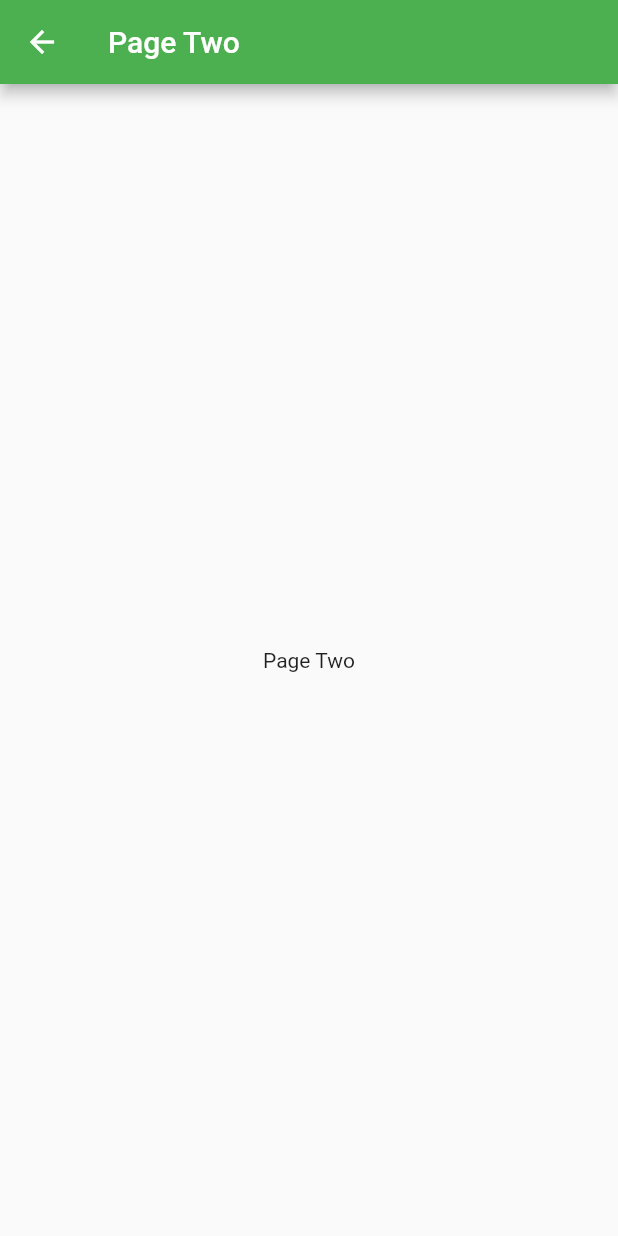
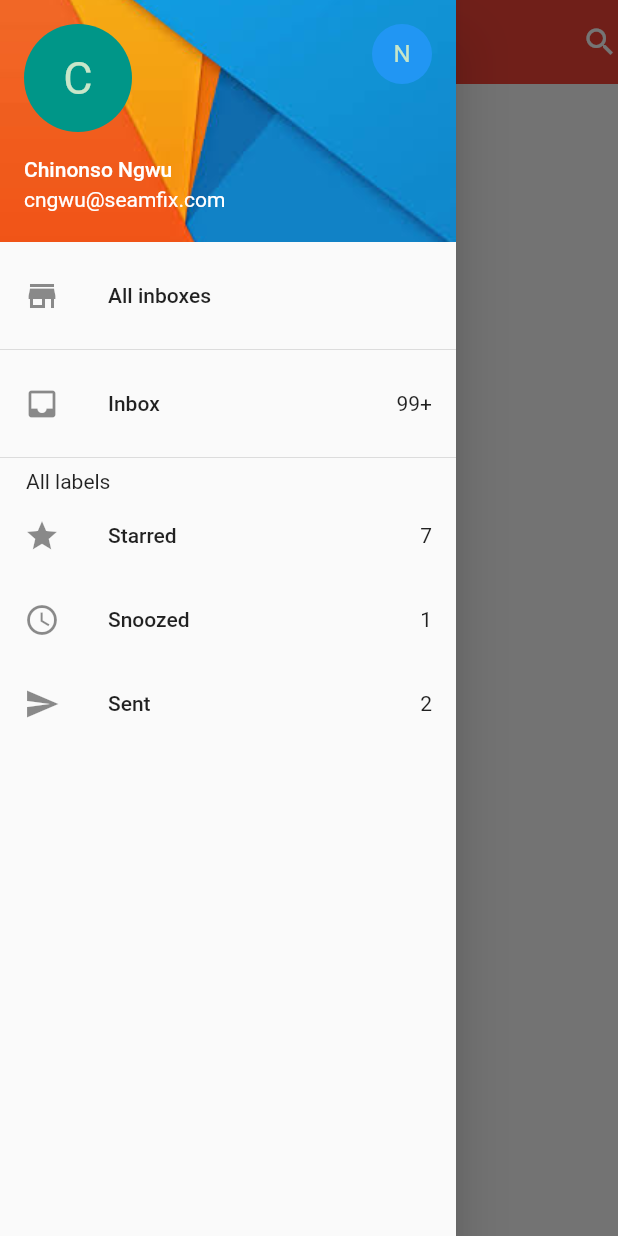
Before and after one commit to MrSCAN/Navigator-App, a Flutter app: the Page2 screen opened directly, with the side drawer open (before the commit the screen has no drawer), on a phone screen of 412 x 824 dp. Run offline on Flutter 3.47's test engine with Material 2 defaults, Android fonts, the phone set to English and light mode, and no system bars.

Commit message:
Starting to clone Gmail

```diff
--- a/lib/page_two.dart
+++ b/lib/page_two.dart
@@ -1,19 +1,122 @@
+import 'package:flutter/foundation.dart';
 import 'package:flutter/material.dart';
+import 'package:navigationanddrawerapp/new_page.dart';
+import 'package:navigationanddrawerapp/page_two.dart';
 
-class Page2 extends StatelessWidget {
-  final String title;
+void main() => runApp(new MyApp());
+
+class MyApp extends StatelessWidget {
+  // This widget is the root of your application.
+  @override
+  Widget build(BuildContext context) {
+    return new MaterialApp(
+        debugShowCheckedModeBanner: false,
+        title: 'Flutter Demo',
+        theme: new ThemeData(
+          primarySwatch: Colors.green,
+          primaryColor: defaultTargetPlatform == TargetPlatform.iOS
+              ? Colors.grey[50]
+              : null,
+        ),
+        home: Page2(title: 'Sent Mail'),
+        routes: <String, WidgetBuilder>{
+          "/a": (BuildContext context) => new NewPage(title: "Status"),
+        });
+  }
+}
+
+class Page2 extends StatefulWidget {
+  var title;
 
   Page2({Key key, this.title});
 
   @override
+  _Page2State createState() => _Page2State();
+}
+
+class _Page2State extends State<Page2> {
+  @override
   Widget build(BuildContext context) {
-    return Scaffold(
+    return new Scaffold(
       appBar: new AppBar(
-        title: new Text(title),
+        title: new Text('Sent'),
+        elevation: defaultTargetPlatform == TargetPlatform.android ? 0.0 : 0.0,
+        backgroundColor: Colors.red[500],
+        actions: <Widget>[
+          new Icon(Icons.search),
+        ],
+      ),
+      drawer: new Drawer(
+        child: new ListView(
+          children: <Widget>[
+            new UserAccountsDrawerHeader(
+              decoration: new BoxDecoration(
+                image: new DecorationImage(image: new AssetImage("images/drawer1.jpg"),
+                  fit: BoxFit.cover,
+                ),
+              ),
+              accountName: new Text('Chinonso Ngwu'),
+              accountEmail: new Text('cngwu@seamfix.com'),
+              currentAccountPicture: new CircleAvatar(
+                backgroundColor: Colors.teal,
+                child: new Text(
+                  'C',
+                  style: new TextStyle(
+                    fontSize: 30.0,
+                  ),
+                ),
+              ),
+              otherAccountsPictures: <Widget>[
+                new CircleAvatar(
+                  child: new Text('N'),
+                  backgroundColor: Colors.blue,
+                ),
+              ],
+            ),
+            new ListTile(
+              leading: new Icon(Icons.store),
+              title: new Text('All inboxes'),
+              onTap: () => Navigator.of(context).pushNamed('/a'),
+            ),
+            new Divider(),
+            new ListTile(
+              leading: new Icon(Icons.inbox),
+              title: new Text('Inbox'),
+              trailing: new Text("99+"),
+              enabled: true,
+            ),
+            new Divider(),
+            new Text('     All labels'),
+            new ListTile(
+              leading: new Icon(Icons.star),
+              title: new Text('Starred'),
+              trailing: new Text("7"),
+              enabled: true,
+            ),
+            new ListTile(
+              leading: new Icon(Icons.access_time),
+              title: new Text('Snoozed'),
+              trailing: new Text("1"),
+              enabled: true,
+            ),
+
+            new ListTile(
+              leading: new Icon(Icons.send),
+              title: new Text('Sent'),
+              trailing: new Text('2'),
+              onTap: () {
+                Navigator.pop(context);
+                Navigator.of(context).push(new MaterialPageRoute(
+                    builder: (BuildContext context) =>
+                    new Page2(title: "Inbox")));
+              },
+            ),
+          ],
+        ),
       ),
       body: new Container(
         child: new Center(
-          child: new Text('Page Two'),
+          child: new Text("No Sent Mail"),
         ),
       ),
     );
--- a/pubspec.yaml
+++ b/pubspec.yaml
@@ -26,9 +26,9 @@ flutter:
   uses-material-design: true
 
   # To add assets to your application, add an assets section, like this:
-  # assets:
-  #  - images/a_dot_burr.jpeg
-  #  - images/a_dot_ham.jpeg
+  assets:
+    - images/drawer1.jpg
+    - images/drawer2.jpg
 
   # An image asset can refer to one or more resolution-specific "variants", see
   # https://flutter.io/assets-and-images/#resolution-aware.
```
Also changed, not shown: lib/main.dart (+33 -22 lines), images/drawer1.jpg (added), images/drawer2.jpg (added).
